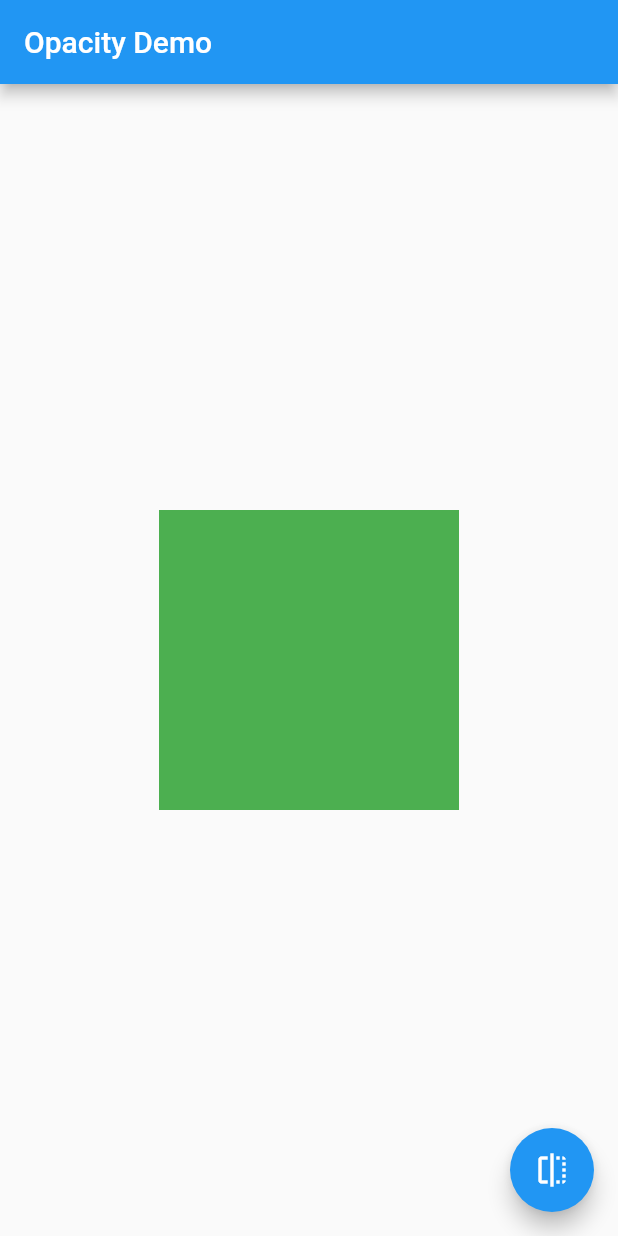
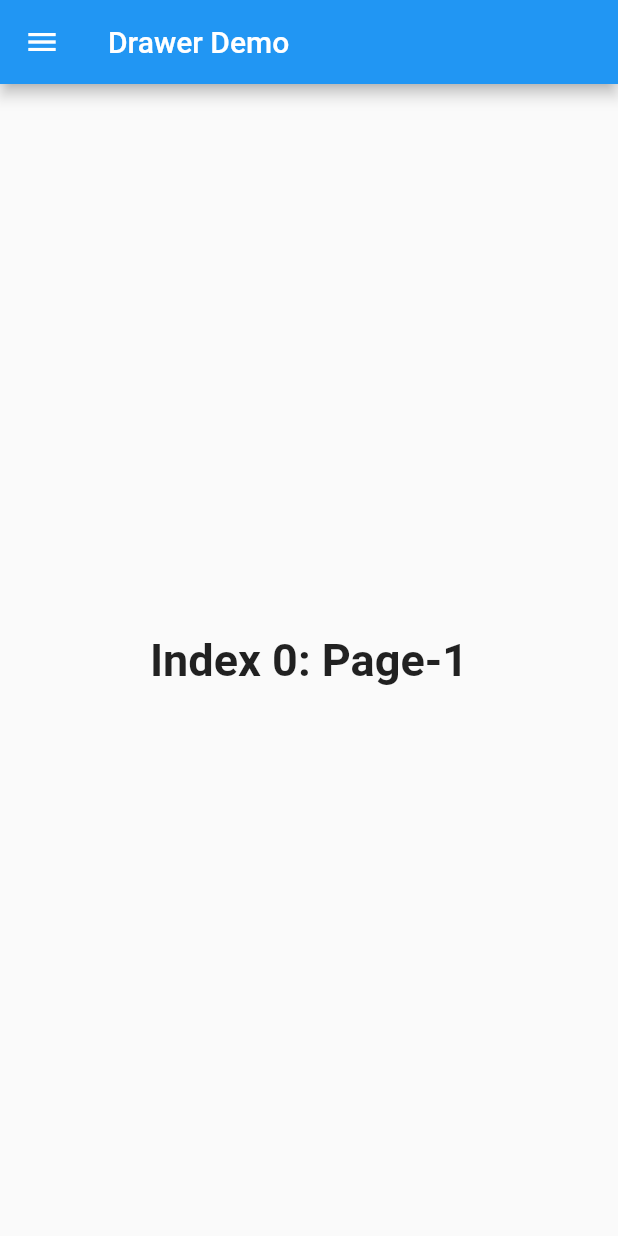
Before and after one commit to UmairAhmed85/FlutterPractise, a Flutter app: the screen it shows after launch, on a phone screen of 412 x 824 dp. Run offline on Flutter 3.47's test engine with Material 2 defaults, Android fonts, the phone set to English and light mode, and no system bars.

Commit message:
Nav drawer with header

```diff
--- a/lib/main.dart
+++ b/lib/main.dart
@@ -1,12 +1,14 @@
 import 'package:flutter/material.dart';
+
 void main() => runApp(const MyApp());
 
 class MyApp extends StatelessWidget {
   const MyApp({super.key});
 
+  static const appTitle = 'Drawer Demo';
+
   @override
   Widget build(BuildContext context) {
-    const appTitle = 'Opacity Demo';
     return const MaterialApp(
       title: appTitle,
       home: MyHomePage(title: appTitle),
@@ -14,13 +16,8 @@ class MyApp extends StatelessWidget {
   }
 }
 
-// The StatefulWidget's job is to take data and create a State class.
-// In this case, the widget takes a title, and creates a _MyHomePageState.
 class MyHomePage extends StatefulWidget {
-  const MyHomePage({
-    super.key,
-    required this.title,
-  });
+  const MyHomePage({super.key, required this.title});
 
   final String title;
 
@@ -28,42 +25,81 @@ class MyHomePage extends StatefulWidget {
   State<MyHomePage> createState() => _MyHomePageState();
 }
 
-// The State class is responsible for two things: holding some data you can
-// update and building the UI using that data.
 class _MyHomePageState extends State<MyHomePage> {
-  // Whether the green box should be visible
-  bool _visible = true;
+  int _selectedIndex = 0;
+  static const TextStyle optionStyle = TextStyle(fontSize: 30, fontWeight: FontWeight.bold);
+  static const List<Widget> _widgetOptions = [
+    Text(
+      'Index 0: Page-1',
+      style: optionStyle,
+    ),
+    Text(
+      'Index 1: Page-2',
+      style: optionStyle,
+    ),
+    Text(
+      'Index 2: Page-3',
+      style: optionStyle,
+    ),
+  ];
+
+  void _onItemTapped(int index) {
+    setState(() {
+      _selectedIndex = index;
+    });
+  }
 
   @override
   Widget build(BuildContext context) {
     return Scaffold(
-      appBar: AppBar(
-        title: Text(widget.title),
+      appBar: AppBar(title: Text(widget.title)),
+      body: Center(
+        child: _widgetOptions[_selectedIndex],
       ),
-      body: Center(
-        child: AnimatedOpacity(
-          // If the widget is visible, animate to 0.0 (invisible).
-          // If the widget is hidden, animate to 1.0 (fully visible).
-          opacity: _visible ? 1.0 : 0.0,
-          duration: const Duration(milliseconds: 500),
-          // The green box must be a child of the AnimatedOpacity widget.
-          child: Container(
-            width: 200,
-            height: 200,
-            color: Colors.green,
-          ),
+      drawer: Drawer(
+        // Add a ListView to the drawer. This ensures the user can scroll
+        // through the options in the drawer if there isn't enough vertical
+        // space to fit everything.
+        child: ListView(
+          // Important: Remove any padding from the ListView.
+          padding: EdgeInsets.zero,
+          children: [
+            const DrawerHeader(
+              decoration: BoxDecoration(color: Colors.blue),
+              child: Text('Drawer Header'),
+            ),
+            ListTile(
+              title: const Text('Page-1'),
+              selected: _selectedIndex == 0,
+              onTap: () {
+                // Update the state of the app
+                _onItemTapped(0);
+                // Then close the drawer
+                Navigator.pop(context);
+              },
+            ),
+            ListTile(
+              title: const Text('Page-2'),
+              selected: _selectedIndex == 1,
+              onTap: () {
+                // Update the state of the app
+                _onItemTapped(1);
+                // Then close the drawer
+                Navigator.pop(context);
+              },
+            ),
+            ListTile(
+              title: const Text('Page-3'),
+              selected: _selectedIndex == 2,
+              onTap: () {
+                // Update the state of the app
+                _onItemTapped(2);
+                // Then close the drawer
+                Navigator.pop(context);
+              },
+            ),
+          ],
         ),
-      ),
-      floatingActionButton: FloatingActionButton(
-        onPressed: () {
-          // Call setState. This tells Flutter to rebuild the
-          // UI with the changes.
-          setState(() {
-            _visible = !_visible;
-          });
-        },
-        tooltip: 'Toggle Opacity',
-        child: const Icon(Icons.flip),
       ),
     );
   }
```
